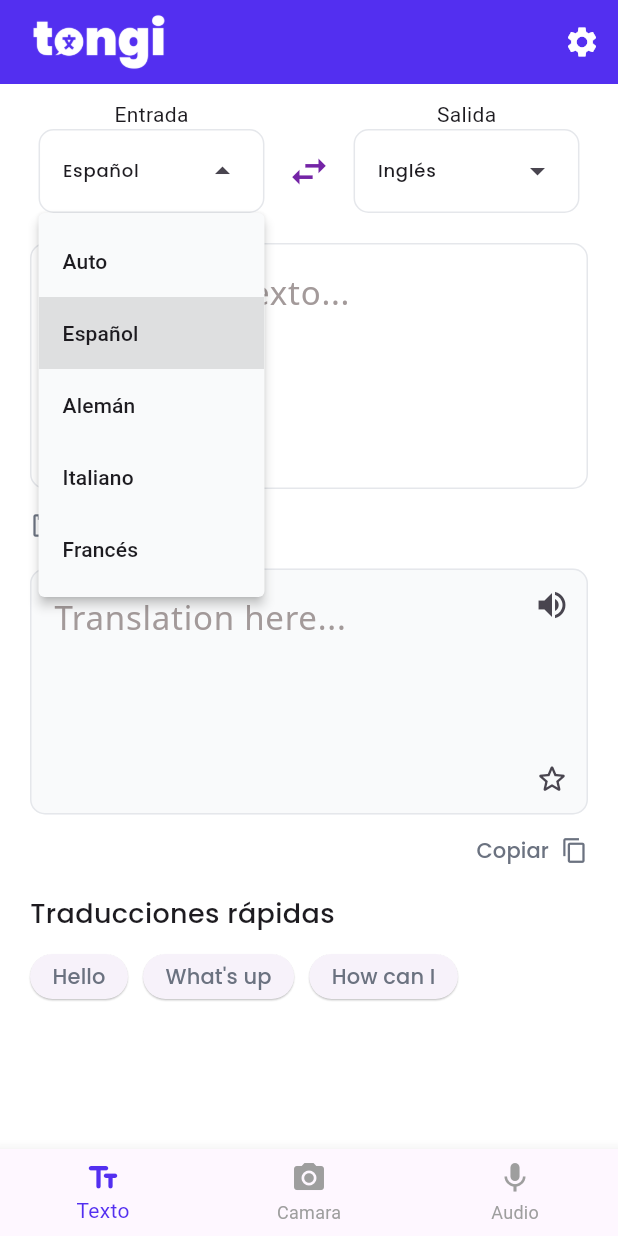
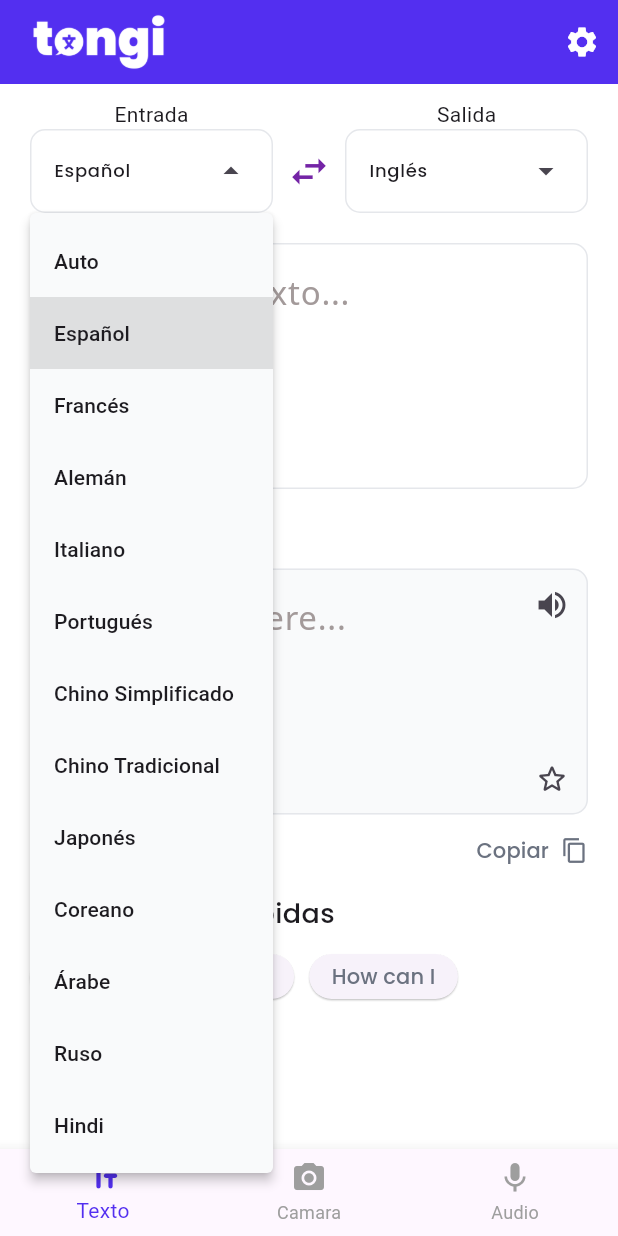
Before and after one commit to Bounsic-A-S/Tongi, a Flutter app: the screen it shows after launch, after a tap on "Auto", on a phone screen of 412 x 824 dp. Run offline on Flutter 3.47's test engine with Material 3 defaults, Android fonts, the light colour scheme and no system bars; our stand-ins replace camera, image_picker, just_audio, permission_handler, shared_preferences; missing offline and left inert: google_mlkit_commons, google_mlkit_text_recognition, photo_manager, record.

Commit message:
Tongi-178 App multilingue jejejej

```diff
--- a/frontend/lib/logic/controllers/auidio_translation_controller.dart
+++ b/frontend/lib/logic/controllers/auidio_translation_controller.dart
@@ -8,12 +8,21 @@ class STTController {
   int _lastSTTId = 0;
   bool isTranscribing = false;
   static const Map<String, String> _languageRegions = {
-    'es': 'es-ES',
-    'en': 'en-US',
-    'de': 'de-DE',
-    'it': 'it-IT',
-    'fr': 'fr-FR',
+    'es': 'es-ES',       // Español (España)
+    'en': 'en-US',       // Inglés (Estados Unidos)
+    'fr': 'fr-FR',       // Francés (Francia)
+    'de': 'de-DE',       // Alemán (Alemania)
+    'it': 'it-IT',       // Italiano (Italia)
+    'pt': 'pt-PT',       // Portugués (Portugal)
+    'zh-Hans': 'zh-CN',  // Chino simplificado (China)
+    'zh-Hant': 'zh-TW',  // Chino tradicional (Taiwán)
+    'ja': 'ja-JP',       // Japonés (Japón)
+    'ko': 'ko-KR',       // Coreano (Corea del Sur)
+    'ar': 'ar-SA',       // Árabe (Arabia Saudita)
+    'ru': 'ru-RU',       // Ruso (Rusia)
+    'hi': 'hi-IN',       // Hindi (India)
   };
+
 
   int getLastId() => _lastSTTId;
   void resetId() => _lastSTTId = 0;
--- a/frontend/lib/logic/controllers/speech_translation_comtroller.dart
+++ b/frontend/lib/logic/controllers/speech_translation_comtroller.dart
@@ -12,12 +12,21 @@ class TTSController {
   void resetId() => _lastTTSId = 0;
 
   static const Map<String, String> _languageRegions = {
-    'es': 'es-ES',
-    'en': 'en-US',
-    'de': 'de-DE',
-    'it': 'it-IT',
-    'fr': 'fr-FR',
+    'es': 'es-ES',       // Español (España)
+    'en': 'en-US',       // Inglés (Estados Unidos)
+    'fr': 'fr-FR',       // Francés (Francia)
+    'de': 'de-DE',       // Alemán (Alemania)
+    'it': 'it-IT',       // Italiano (Italia)
+    'pt': 'pt-PT',       // Portugués (Portugal)
+    'zh-Hans': 'zh-CN',  // Chino simplificado (China)
+    'zh-Hant': 'zh-TW',  // Chino tradicional (Taiwán)
+    'ja': 'ja-JP',       // Japonés (Japón)
+    'ko': 'ko-KR',       // Coreano (Corea del Sur)
+    'ar': 'ar-SA',       // Árabe (Arabia Saudita)
+    'ru': 'ru-RU',       // Ruso (Rusia)
+    'hi': 'hi-IN',       // Hindi (India)
   };
+
 
 
   Future<String> synthesizeSpeech(
@@ -60,15 +69,42 @@ class TTSController {
   String _getDefaultVoiceForLang(String langCode) {
     switch (langCode) {
       case "es-ES":
-        return "es-ES-TristanMultilingualNeural";
+        return "es-ES-AlvaroNeural"; // Español (España)
+      case "es-MX":
+        return "es-MX-DaliaNeural"; // Español (México)
       case "en-US":
-        return "en-US-JennyMultilingualNeural";
+        return "en-US-JennyNeural"; // Inglés (EE. UU.)
+      case "en-GB":
+        return "en-GB-SoniaNeural"; // Inglés (Reino Unido)
       case "fr-FR":
-        return "fr-FR-DeniseMultilingualNeural";
+        return "fr-FR-DeniseNeural"; // Francés (Francia)
+      case "de-DE":
+        return "de-DE-KatjaNeural"; // Alemán (Alemania)
+      case "it-IT":
+        return "it-IT-ElsaNeural"; // Italiano (Italia)
+      case "pt-PT":
+        return "pt-PT-FernandaNeural"; // Portugués (Portugal)
       case "pt-BR":
-        return "pt-BR-FranciscaMultilingualNeural";
+        return "pt-BR-FranciscaNeural"; // Portugués (Brasil)
+      case "zh-CN":
+      case "zh-Hans":
+        return "zh-CN-XiaoxiaoNeural"; // Chino simplificado (China)
+      case "zh-TW":
+      case "zh-Hant":
+        return "zh-TW-HsiaoChenNeural"; // Chino tradicional (Taiwán)
+      case "ja-JP":
+        return "ja-JP-NanamiNeural"; // Japonés (Japón)
+      case "ko-KR":
+        return "ko-KR-SunHiNeural"; // Coreano (Corea del Sur)
+      case "ar-SA":
+        return "ar-SA-HamedNeural"; // Árabe (Arabia Saudita)
+      case "ru-RU":
+        return "ru-RU-DariyaNeural"; // Ruso (Rusia)
+      case "hi-IN":
+        return "hi-IN-SwaraNeural"; // Hindi (India)
       default:
-        return "es-ES-TristanMultilingualNeural";
+        return "en-US-JennyMultilingualNeural"; // Fallback general
     }
   }
+
 }
--- a/frontend/lib/ui/core/tongi_languages.dart
+++ b/frontend/lib/ui/core/tongi_languages.dart
@@ -5,26 +5,34 @@ class Language {
   const Language({required this.label, required this.code});
 }
 
-// const Map<String, String> tongiLanguages = {
-//   "Español": "es",
-//   "Inglés": "en",
-//   "Alemán": "de",
-//   "Italiano": "it",
-//   "Japonés": "jp",
-// };
-
 const Map<String, String> tongiLanguages = {
   "es": "Español",
   "en": "Inglés",
+  "fr": "Francés",
   "de": "Alemán",
   "it": "Italiano",
-  "fr": "Francés",
+  "pt": "Portugués",
+  "zh-Hans": "Chino Simplificado",
+  "zh-Hant": "Chino Tradicional",
+  "ja": "Japonés",
+  "ko": "Coreano",
+  "ar": "Árabe",
+  "ru": "Ruso",
+  "hi": "Hindi",
 };
 
 const List<Language> availableLanguages = [
   Language(label: "Español", code: "es"),
   Language(label: "Inglés", code: "en"),
+  Language(label: "Francés", code: "fr"),
   Language(label: "Alemán", code: "de"),
   Language(label: "Italiano", code: "it"),
-  Language(label: "Frances", code: "fr"),
+  Language(label: "Portugués", code: "pt"),
+  Language(label: "Chino Simplificado", code: "zh-Hans"),
+  Language(label: "Chino Tradicional", code: "zh-Hant"),
+  Language(label: "Japonés", code: "ja"),
+  Language(label: "Coreano", code: "ko"),
+  Language(label: "Árabe", code: "ar"),
+  Language(label: "Ruso", code: "ru"),
+  Language(label: "Hindi", code: "hi"),
 ];
```
Also changed, not shown: servers/tts_server/config/azure_voices.json (+50 -21 lines), 2 other files.
